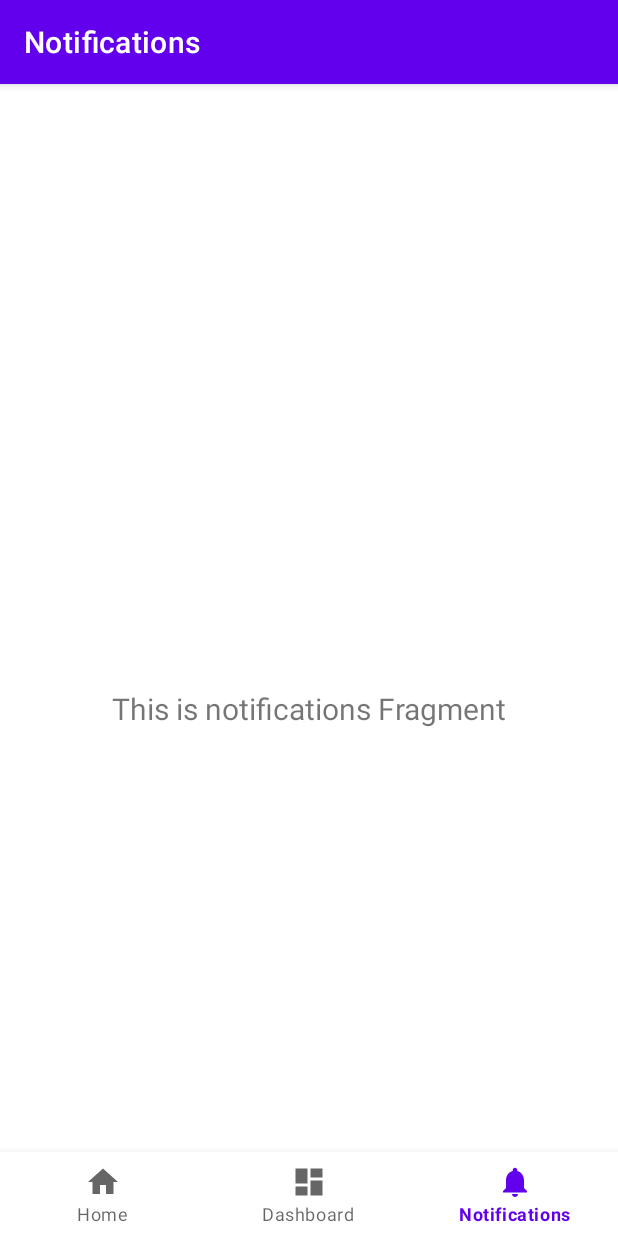
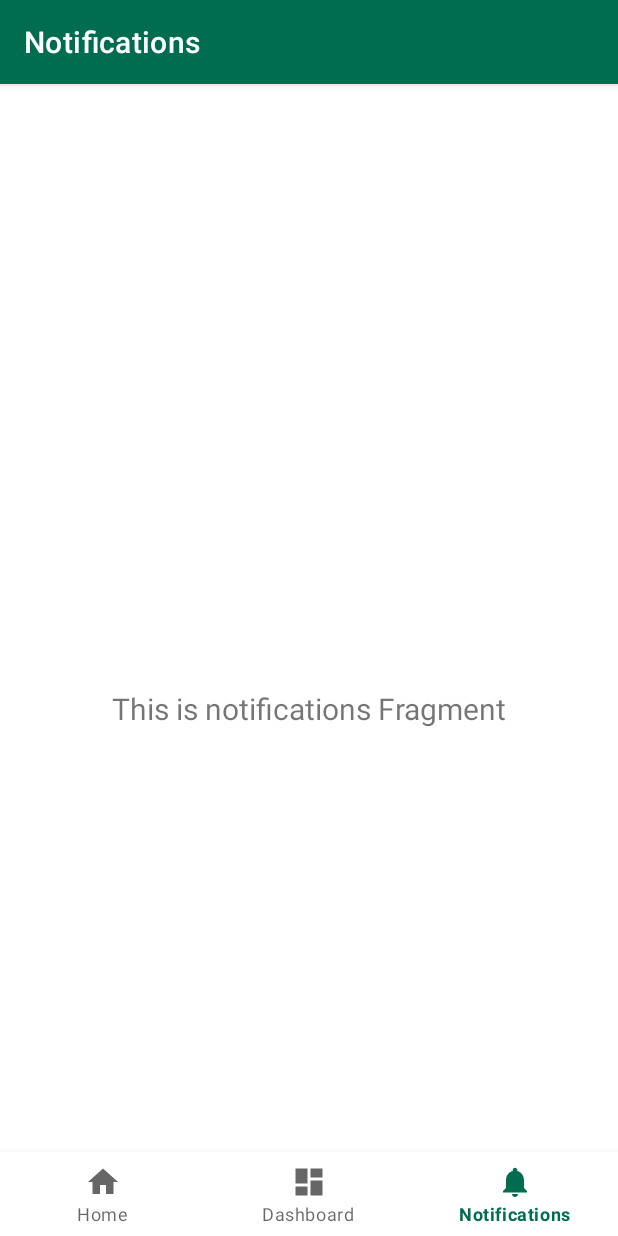
Before and after one commit to MaSchni/ISSTracker, an Android app: the screen it shows after launch (MainActivity), item 3 of the bottom bar chosen, on a phone screen of 412 x 824 dp. Run offline under Robolectric (Android 15) with nearby library versions, the phone set to English and light mode, and no system bars; our stand-ins replace navigation-ui.

Commit message:
Change theme colors

```diff
--- a/app/src/main/java/ch/ost/rj/mge/isstracker/MainActivity.kt
+++ b/app/src/main/java/ch/ost/rj/mge/isstracker/MainActivity.kt
@@ -31,8 +31,6 @@ class MainActivity : AppCompatActivity(){
 
         val ctx = applicationContext
 
-        //Configuration.getInstance().load(ctx, getPreferences(Context.MODE_PRIVATE))
-
         val navView: BottomNavigationView = binding.navView
 
         val navController = findNavController(R.id.nav_host_fragment_activity_main)
--- a/app/src/main/java/ch/ost/rj/mge/isstracker/ui/home/HomeFragment.kt
+++ b/app/src/main/java/ch/ost/rj/mge/isstracker/ui/home/HomeFragment.kt
@@ -71,7 +71,7 @@ class HomeFragment : Fragment(), OnMapReadyCallback {
     }
 
 
-    fun getPosData(url: String, onResponse: (Double, Double) -> Unit){
+    fun getPosData(url: String, onResponse: (Double, Double) -> Unit) {
         val client = OkHttpClient()
         val request = Request.Builder().url(url).build()
 
@@ -100,7 +100,7 @@ class HomeFragment : Fragment(), OnMapReadyCallback {
         setMarker(map)
     }
 
-    fun setMarker(googleMap: GoogleMap){
+    fun setMarker(googleMap: GoogleMap) {
         issMarker?.remove();
         getPosData("http://api.open-notify.org/iss-now.json") {latitude, longitude ->
             val position = LatLng(latitude,longitude)
--- a/app/src/main/java/ch/ost/rj/mge/isstracker/ui/home/HomeViewModel.kt
+++ b/app/src/main/java/ch/ost/rj/mge/isstracker/ui/home/HomeViewModel.kt
@@ -6,8 +6,5 @@ import androidx.lifecycle.ViewModel
 
 class HomeViewModel : ViewModel() {
 
-    private val _text = MutableLiveData<String>().apply {
-        value = "This is home Fragment"
-    }
-    val text: LiveData<String> = _text
+
 }
--- a/app/src/main/res/layout/activity_main.xml
+++ b/app/src/main/res/layout/activity_main.xml
@@ -28,9 +28,11 @@
         android:layout_height="match_parent"
         app:defaultNavHost="true"
         app:layout_constraintBottom_toTopOf="@id/nav_view"
+        app:layout_constraintHorizontal_bias="1.0"
         app:layout_constraintLeft_toLeftOf="parent"
         app:layout_constraintRight_toRightOf="parent"
         app:layout_constraintTop_toTopOf="parent"
+        app:layout_constraintVertical_bias="1.0"
         app:navGraph="@navigation/mobile_navigation" />
 
 </androidx.constraintlayout.widget.ConstraintLayout>
--- a/app/src/main/res/values-night/themes.xml
+++ b/app/src/main/res/values-night/themes.xml
@@ -2,15 +2,12 @@
     <!-- Base application theme. -->
     <style name="Theme.ISSTracker" parent="Theme.MaterialComponents.DayNight.DarkActionBar">
         <!-- Primary brand color. -->
-        <item name="colorPrimary">@color/purple_200</item>
-        <item name="colorPrimaryVariant">@color/purple_700</item>
-        <item name="colorOnPrimary">@color/black</item>
+        <item name="colorPrimary">@color/primary_dark</item>
+        <item name="colorPrimaryVariant">@color/primaryVariant_dark</item>
+        <item name="colorOnPrimary">@color/onPrimary_dark</item>
         <!-- Secondary brand color. -->
-        <item name="colorSecondary">@color/teal_200</item>
-        <item name="colorSecondaryVariant">@color/teal_200</item>
-        <item name="colorOnSecondary">@color/black</item>
-        <!-- Status bar color. -->
-        <item name="android:statusBarColor">?attr/colorPrimaryVariant</item>
-        <!-- Customize your theme here. -->
+        <item name="colorSecondary">@color/secondary_dark</item>
+        <item name="colorSecondaryVariant">@color/secondaryVariant_dark</item>
+        <item name="colorOnSecondary">@color/OnSecondary_dark</item>
     </style>
 </resources>
--- a/app/src/main/res/values/colors.xml
+++ b/app/src/main/res/values/colors.xml
@@ -1,10 +1,24 @@
 <?xml version="1.0" encoding="utf-8"?>
 <resources>
-    <color name="purple_200">#FFBB86FC</color>
-    <color name="purple_500">#FF6200EE</color>
-    <color name="purple_700">#FF3700B3</color>
-    <color name="teal_200">#FF03DAC5</color>
-    <color name="teal_700">#FF018786</color>
     <color name="black">#FF000000</color>
     <color name="white">#FFFFFFFF</color>
+
+    // Light-theme colors
+    <color name="primary_light">#006c50</color>
+    <color name="onPrimary_light">#ffffff</color>
+    <color name="primaryVariant_light">#85f8cc</color>
+
+    <color name="secondary_light">#4c6359</color>
+    <color name="OnSecondary_light">#ffffff</color>
+    <color name="secondaryVariant_light">#cee9db</color>
+
+    // Dark-theme colors
+    <color name="primary_dark">#67dbb1</color>
+    <color name="onPrimary_dark">#003828</color>
+    <color name="primaryVariant_dark">#00513b</color>
+
+    <color name="secondary_dark">#b3ccbf</color>
+    <color name="OnSecondary_dark">#1e352c</color>
+    <color name="secondaryVariant_dark">#354b41</color>
+
 </resources>
--- a/app/src/main/res/values/themes.xml
+++ b/app/src/main/res/values/themes.xml
@@ -2,15 +2,14 @@
     <!-- Base application theme. -->
     <style name="Theme.ISSTracker" parent="Theme.MaterialComponents.DayNight.DarkActionBar">
         <!-- Primary brand color. -->
-        <item name="colorPrimary">@color/purple_500</item>
-        <item name="colorPrimaryVariant">@color/purple_700</item>
-        <item name="colorOnPrimary">@color/white</item>
+        <item name="colorPrimary">@color/primary_light</item>
+        <item name="colorPrimaryVariant">@color/primaryVariant_light</item>
+        <item name="colorOnPrimary">@color/onPrimary_light</item>
         <!-- Secondary brand color. -->
-        <item name="colorSecondary">@color/teal_200</item>
-        <item name="colorSecondaryVariant">@color/teal_700</item>
-        <item name="colorOnSecondary">@color/black</item>
+        <item name="colorSecondary">@color/secondary_light</item>
+        <item name="colorSecondaryVariant">@color/secondaryVariant_light</item>
+        <item name="colorOnSecondary">@color/OnSecondary_light</item>
         <!-- Status bar color. -->
-        <item name="android:statusBarColor">?attr/colorPrimaryVariant</item>
-        <!-- Customize your theme here. -->
+        <item name="android:statusBarColor">?attr/colorPrimary</item>
     </style>
 </resources>
```
